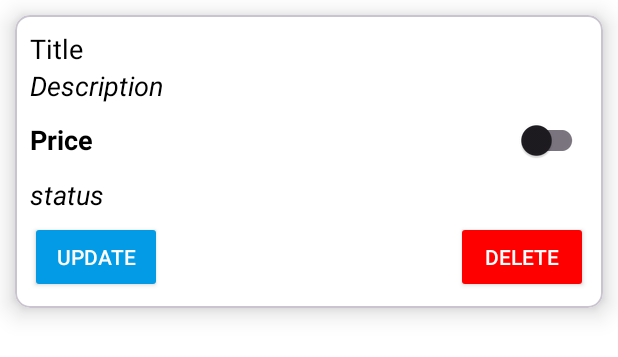
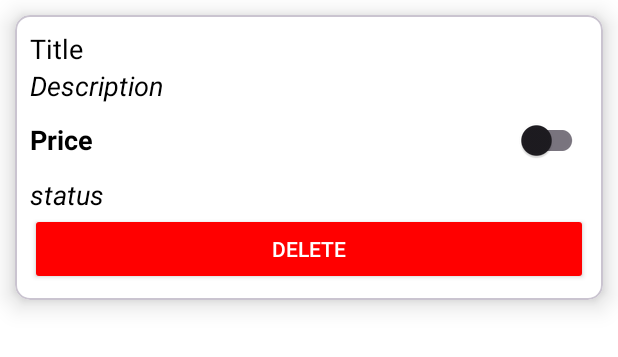
Before and after one commit to GuruDev1736/mngExpense, an Android app: the layout stock_layout.xml on its own in the app's theme, with its tools: preview values and no code run, on a phone screen of 412 x 824 dp. Shown: the top 357 px of the screen. Run offline under Robolectric (Android 15) with nearby library versions, the phone set to English and light mode, and no system bars.

Commit message:
Done with the add Stock

```diff
--- a/app/src/main/java/com/taskease/collegeapp/Activities/Co_operative/ShowStocksActivity.kt
+++ b/app/src/main/java/com/taskease/collegeapp/Activities/Co_operative/ShowStocksActivity.kt
@@ -40,7 +40,7 @@ class ShowStocksActivity : AppCompatActivity() {
         binding.actionBar.back.setOnClickListener{
             finish()
         }
-        binding.actionBar.title.text = "Books"
+        binding.actionBar.title.text = "Stocks"
 
         binding.recyclerView.layoutManager = LinearLayoutManager(this)
 
--- a/app/src/main/java/com/taskease/collegeapp/Activities/ui/home/HomeFragment.kt
+++ b/app/src/main/java/com/taskease/collegeapp/Activities/ui/home/HomeFragment.kt
@@ -129,7 +129,7 @@ class HomeFragment : Fragment() {
                 }
             }
             val list = ArrayList<DashboardItem>()
-            list.add(DashboardItem(R.drawable.book,"Add Stock", ShowStocksActivity::class.java))
+            list.add(DashboardItem(R.drawable.stock,"Add Stock", ShowStocksActivity::class.java))
 
             binding.recyclerView.layoutManager = GridLayoutManager(context,2, VERTICAL,false)
             binding.recyclerView.adapter = DashboardAdapter(requireContext(),list)
--- a/app/src/main/java/com/taskease/collegeapp/Retrofit/ApiInterface.kt
+++ b/app/src/main/java/com/taskease/collegeapp/Retrofit/ApiInterface.kt
@@ -2,10 +2,12 @@ package com.taskease.collegeapp.Retrofit
 
 import android.credentials.CredentialDescription
 import com.taskease.collegeapp.Model.Request.AddBookRequestModel
+import com.taskease.collegeapp.Model.Request.AddStockRequestModel
 import com.taskease.collegeapp.Model.Request.CreateDeadlineRequestModel
 import com.taskease.collegeapp.Model.Request.CreateSpreadSheetRequestModel
 import com.taskease.collegeapp.Model.Request.LoginRequestModel
 import com.taskease.collegeapp.Model.Response.AddBookResponseModel
+import com.taskease.collegeapp.Model.Response.AddStockResponseModel
 import com.taskease.collegeapp.Model.Response.BannerResponseModel
 import com.taskease.collegeapp.Model.Response.CreateDeadlineResponseModel
 import com.taskease.collegeapp.Model.Response.GetAllBooksResponseModel
@@ -100,4 +102,7 @@ interface ApiInterface {
     @PUT("stock/status/{stockId}")
     fun updateStockStatus(@Header("Authorization") token : String , @Path("stockId") stockId : Int) : Call<UniversalResponseModel>
 
+    @POST("stock/add")
+    fun addStock(@Header("Authorization") token : String , @Body model : AddStockRequestModel) : Call<AddStockResponseModel>
+
 }
--- a/app/src/main/java/com/taskease/collegeapp/Retrofit/RetrofitInstance.kt
+++ b/app/src/main/java/com/taskease/collegeapp/Retrofit/RetrofitInstance.kt
@@ -7,7 +7,7 @@ import retrofit2.converter.gson.GsonConverterFactory
 
 object RetrofitInstance {
 
-    private const val BASE_URL = "http://192.168.0.102:8080/"
+    private const val BASE_URL = "http://192.168.0.105:8080/"
 
     private val loggingInterceptor = HttpLoggingInterceptor().apply {
         level = HttpLoggingInterceptor.Level.BODY // Log the full request and response body
--- a/app/src/main/res/layout/activity_add_stock.xml
+++ b/app/src/main/res/layout/activity_add_stock.xml
@@ -28,7 +28,7 @@
         app:hintTextColor="@color/colorPrimary">
 
         <com.google.android.material.textfield.TextInputEditText
-            android:id="@+id/title"
+            android:id="@+id/Stocktitle"
             android:layout_width="match_parent"
             android:layout_height="wrap_content"
             android:hint="Title"
@@ -74,7 +74,7 @@
             android:layout_height="wrap_content"
             android:hint="Price"
             android:maxLines="1"
-            android:inputType="textCapSentences" />
+            android:inputType="numberDecimal" />
     </com.google.android.material.textfield.TextInputLayout>
 
     <com.google.android.material.button.MaterialButton
--- a/app/src/main/res/layout/custom_action_bar.xml
+++ b/app/src/main/res/layout/custom_action_bar.xml
@@ -16,7 +16,7 @@
         android:contentDescription="Back Button"
         android:layout_marginEnd="8dp" />
 
-    <TextView
+    <com.google.android.material.textview.MaterialTextView
         android:id="@+id/title"
         android:layout_width="wrap_content"
         android:layout_height="wrap_content"
--- a/app/src/main/res/layout/stock_layout.xml
+++ b/app/src/main/res/layout/stock_layout.xml
@@ -70,41 +70,16 @@
             android:textStyle="italic"
             android:text="status"/>
 
-
-        <LinearLayout
-            android:layout_width="match_parent"
-            android:layout_height="wrap_content"
-            android:layout_marginTop="5dp"
-            android:orientation="horizontal">
-
-            <androidx.appcompat.widget.AppCompatButton
-                android:id="@+id/update"
-                android:layout_width="wrap_content"
-                android:layout_height="wrap_content"
-                android:layout_gravity="center"
-                android:gravity="center"
-                android:textColor="@color/white"
-                android:backgroundTint="@color/primary"
-                android:text="Update"/>
-
-            <Space
-                android:layout_width="0dp"
-                android:layout_height="wrap_content"
-                android:layout_weight="1"/>
-
             <androidx.appcompat.widget.AppCompatButton
                 android:id="@+id/delete"
                 android:text="Delete"
                 android:textColor="@color/white"
                 android:backgroundTint="@color/red"
-                android:layout_width="wrap_content"
+                android:layout_width="match_parent"
                 android:layout_height="wrap_content"
                 android:layout_gravity="center"
                 android:gravity="center"/>
 
-        </LinearLayout>
-
-
     </LinearLayout>
 
 </com.google.android.material.card.MaterialCardView>
```
Also changed, not shown: app/src/main/java/com/taskease/collegeapp/Activities/Co_operative/AddStockActivity.kt (+105 -0 lines), app/src/main/java/com/taskease/collegeapp/Adapter/StocksAdapter.kt (+0 -10 lines), app/src/main/java/com/taskease/collegeapp/Model/Request/AddStockRequestModel.kt (added, +7 -0 lines), app/src/main/java/com/taskease/collegeapp/Model/Response/AddStockResponseModel.kt (added, +15 -0 lines), app/src/main/res/drawable/stock.png (added).
